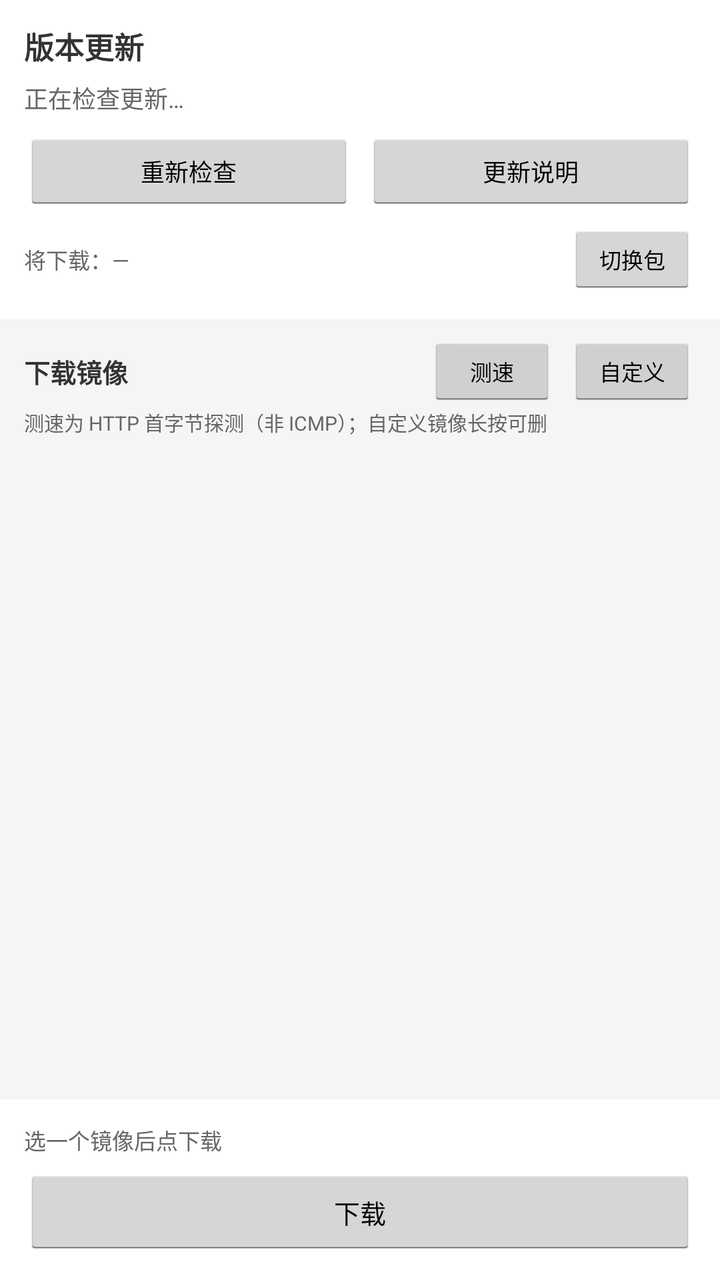
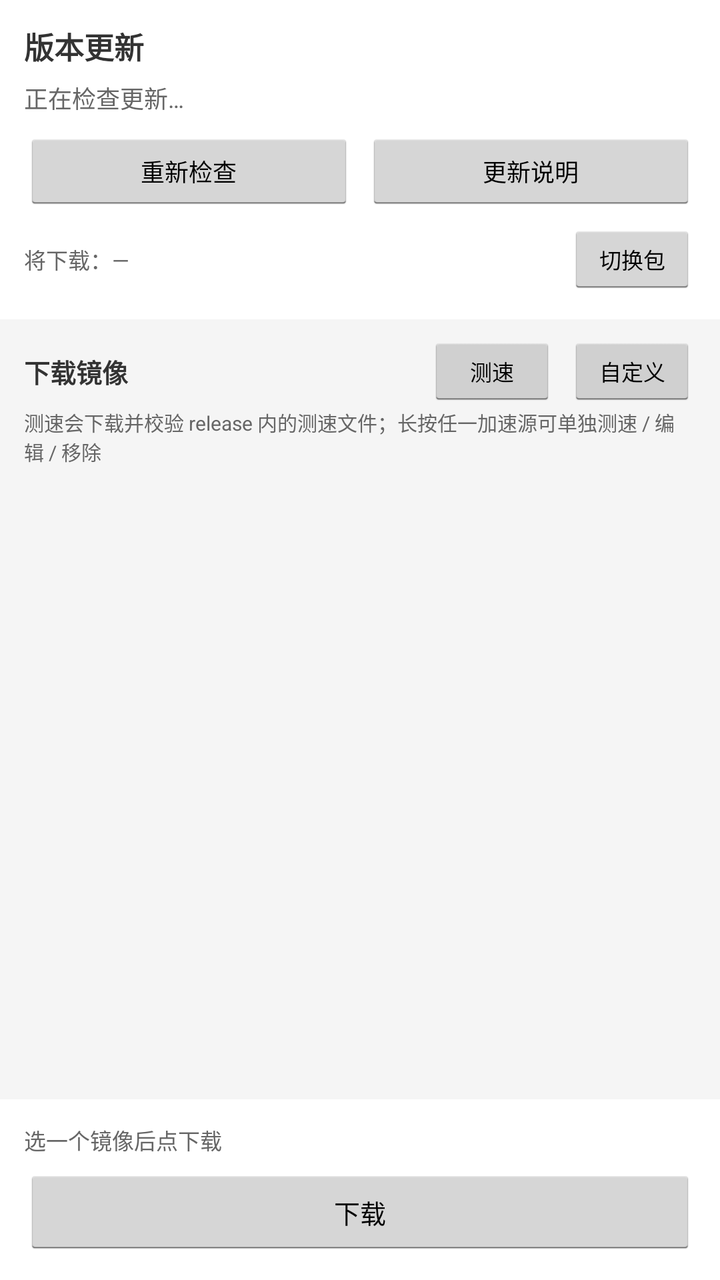

The first picture is an Android layout as it rendered before a commit; the second is the same layout after the commit. The layout source and the unified diff follow.
<!-- AndroidManifest.xml: application theme AppTheme -->
<!-- res/layout/activity_update.xml -->
<?xml version="1.0" encoding="utf-8"?>
<LinearLayout xmlns:android="http://schemas.android.com/apk/res/android"
    android:orientation="vertical"
    android:layout_width="match_parent"
    android:layout_height="match_parent"
    android:background="@color/background">

    <LinearLayout
        android:orientation="vertical"
        android:padding="12dp"
        android:background="@color/white"
        android:layout_width="match_parent"
        android:layout_height="wrap_content">

        <TextView
            android:text="版本更新"
            android:textSize="15sp"
            android:textStyle="bold"
            android:textColor="@color/text_primary"
            android:layout_width="match_parent"
            android:layout_height="wrap_content"/>

        <TextView
            android:id="@+id/update_status"
            android:text="正在检查更新…"
            android:textSize="12sp"
            android:textColor="@color/text_secondary"
            android:lineSpacingExtra="2dp"
            android:layout_marginTop="6dp"
            android:layout_width="match_parent"
            android:layout_height="wrap_content"/>

        <LinearLayout
            android:orientation="horizontal"
            android:layout_marginTop="8dp"
            android:layout_width="match_parent"
            android:layout_height="wrap_content">

            <Button
                android:id="@+id/btn_refresh"
                android:text="重新检查"
                android:textSize="12sp"
                android:minHeight="40dp"
                android:layout_weight="1"
                android:layout_width="0dp"
                android:layout_height="wrap_content"
                android:layout_marginRight="6dp"/>

            <Button
                android:id="@+id/btn_notes"
                android:text="更新说明"
                android:textSize="12sp"
                android:minHeight="40dp"
                android:layout_weight="1"
                android:layout_width="0dp"
                android:layout_height="wrap_content"/>
        </LinearLayout>

        <LinearLayout
            android:orientation="horizontal"
            android:gravity="center_vertical"
            android:layout_marginTop="6dp"
            android:layout_width="match_parent"
            android:layout_height="wrap_content">

            <TextView
                android:id="@+id/update_asset"
                android:text="将下载：—"
                android:textSize="11sp"
                android:textColor="@color/text_secondary"
                android:singleLine="true"
                android:ellipsize="middle"
                android:layout_weight="1"
                android:layout_width="0dp"
                android:layout_height="wrap_content"/>

            <Button
                android:id="@+id/btn_switch_asset"
                android:text="切换包"
                android:textSize="11sp"
                android:minHeight="36dp"
                android:paddingLeft="8dp"
                android:paddingRight="8dp"
                android:layout_width="wrap_content"
                android:layout_height="wrap_content"/>
        </LinearLayout>
    </LinearLayout>

    <LinearLayout
        android:orientation="horizontal"
        android:gravity="center_vertical"
        android:paddingLeft="12dp"
        android:paddingRight="12dp"
        android:paddingTop="8dp"
        android:layout_width="match_parent"
        android:layout_height="wrap_content">

        <TextView
            android:text="下载镜像"
            android:textSize="13sp"
            android:textStyle="bold"
            android:textColor="@color/text_primary"
            android:layout_weight="1"
            android:layout_width="0dp"
            android:layout_height="wrap_content"/>

        <Button
            android:id="@+id/btn_probe"
            android:text="测速"
            android:textSize="11sp"
            android:minHeight="36dp"
            android:paddingLeft="8dp"
            android:paddingRight="8dp"
            android:layout_width="wrap_content"
            android:layout_height="wrap_content"
            android:layout_marginRight="6dp"/>

        <Button
            android:id="@+id/btn_add"
            android:text="自定义"
            android:textSize="11sp"
            android:minHeight="36dp"
            android:paddingLeft="8dp"
            android:paddingRight="8dp"
            android:layout_width="wrap_content"
            android:layout_height="wrap_content"/>
    </LinearLayout>

    <TextView
        android:text="测速为 HTTP 首字节探测（非 ICMP）；自定义镜像长按可删"
        android:textSize="10sp"
        android:textColor="@color/text_secondary"
        android:paddingLeft="12dp"
        android:paddingRight="12dp"
        android:paddingBottom="4dp"
        android:layout_width="match_parent"
        android:layout_height="wrap_content"/>

    <LinearLayout
        android:id="@+id/custom_box"
        android:orientation="horizontal"
        android:paddingLeft="12dp"
        android:paddingRight="12dp"
        android:paddingBottom="6dp"
        android:visibility="gone"
        android:layout_width="match_parent"
        android:layout_height="wrap_content">

        <EditText
            android:id="@+id/custom_input"
            android:hint="https://域名/{url}"
            android:textSize="11sp"
            android:singleLine="true"
            android:inputType="textUri"
            android:padding="6dp"
            android:background="@color/white"
            android:layout_weight="1"
            android:layout_width="0dp"
            android:layout_height="wrap_content"
            android:layout_marginRight="6dp"/>

        <Button
            android:id="@+id/btn_custom_ok"
            android:text="添加"
            android:textSize="11sp"
            android:minHeight="36dp"
            android:layout_width="wrap_content"
            android:layout_height="wrap_content"/>
    </LinearLayout>

    <ScrollView
        android:layout_weight="1"
        android:fillViewport="true"
        android:layout_width="match_parent"
        android:layout_height="0dp">

        <LinearLayout
            android:id="@+id/mirror_list"
            android:orientation="vertical"
            android:paddingLeft="12dp"
            android:paddingRight="12dp"
            android:layout_width="match_parent"
            android:layout_height="wrap_content"/>
    </ScrollView>

    <LinearLayout
        android:orientation="vertical"
        android:padding="12dp"
        android:background="@color/white"
        android:layout_width="match_parent"
        android:layout_height="wrap_content">

        <ProgressBar
            android:id="@+id/update_progress"
            style="?android:attr/progressBarStyleHorizontal"
            android:max="100"
            android:visibility="gone"
            android:layout_width="match_parent"
            android:layout_height="wrap_content"/>

        <TextView
            android:id="@+id/update_progress_text"
            android:text="选一个镜像后点下载"
            android:textSize="11sp"
            android:textColor="@color/text_secondary"
            android:singleLine="true"
            android:ellipsize="end"
            android:layout_marginBottom="6dp"
            android:layout_width="match_parent"
            android:layout_height="wrap_content"/>

        <Button
            android:id="@+id/btn_action"
            android:text="下载"
            android:textSize="13sp"
            android:minHeight="44dp"
            android:layout_width="match_parent"
            android:layout_height="wrap_content"/>
    </LinearLayout>
</LinearLayout>
<!-- resources referenced by this layout -->
<resources>
  <color name="background">#f5f5f5</color>
  <color name="text_primary">#333333</color>
  <color name="text_secondary">#666666</color>
  <color name="white">#ffffff</color>
  <style name="AppTheme" parent="@android:style/Theme.Holo.Light">
          <item name="android:windowBackground">@color/background</item>
          <item name="android:actionBarStyle">@style/ActionBarStyle</item>
      </style>
  <style name="ActionBarStyle" parent="@android:style/Widget.Holo.Light.ActionBar">
          <item name="android:background">@color/primary</item>
      </style>
  <color name="primary">#2196f3</color>
</resources>

<!-- the commit's change to res/layout/activity_update.xml (unified diff, before → after) -->
@@ -127,7 +127,7 @@
     </LinearLayout>
 
     <TextView
-        android:text="测速为 HTTP 首字节探测（非 ICMP）；自定义镜像长按可删"
+        android:text="测速会下载并校验 release 内的测速文件；长按任一加速源可单独测速 / 编辑 / 移除"
         android:textSize="10sp"
         android:textColor="@color/text_secondary"
         android:paddingLeft="12dp"
@@ -168,20 +168,17 @@
             android:layout_height="wrap_content"/>
     </LinearLayout>
 
-    <ScrollView
+    
+    <ListView
+        android:id="@+id/mirror_list"
+        android:divider="#e0e0e0"
+        android:dividerHeight="1dp"
+        android:cacheColorHint="@android:color/transparent"
+        android:paddingLeft="12dp"
+        android:paddingRight="12dp"
         android:layout_weight="1"
-        android:fillViewport="true"
-        android:layout_width="match_parent"
-        android:layout_height="0dp">
-
-        <LinearLayout
-            android:id="@+id/mirror_list"
-            android:orientation="vertical"
-            android:paddingLeft="12dp"
-            android:paddingRight="12dp"
-            android:layout_width="match_parent"
-            android:layout_height="wrap_content"/>
-    </ScrollView>
+        android:layout_width="match_parent"
+        android:layout_height="0dp"/>
 
     <LinearLayout
         android:orientation="vertical"
